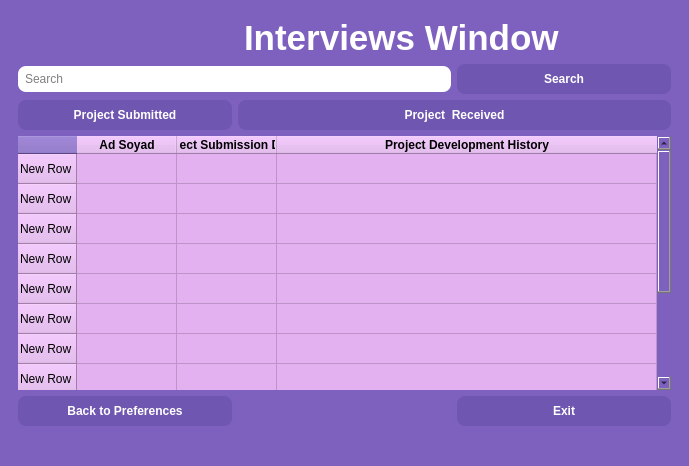
Before: the Qt Designer form ui/interviews.ui in KursaDSc/Python-Module-Week7, drawn with Qt 5.
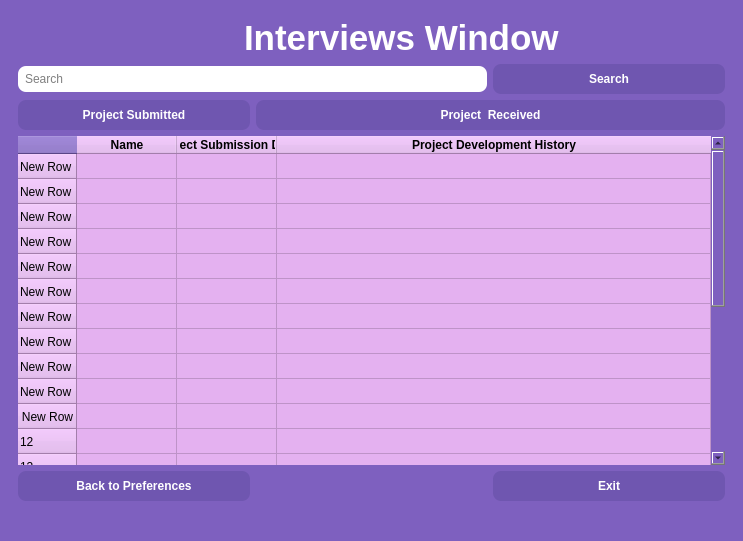
After: the same form once the commit is applied. Icons and pictures are not drawn.

What changed in the file:
```diff
--- a/ui/interviews.ui
+++ b/ui/interviews.ui
@@ -9,8 +9,8 @@
    <rect>
     <x>0</x>
     <y>0</y>
-    <width>689</width>
-    <height>466</height>
+    <width>743</width>
+    <height>541</height>
    </rect>
   </property>
   <property name="sizePolicy">
@@ -778,19 +778,61 @@
          <property name="enabled">
           <bool>true</bool>
          </property>
+         <property name="minimumSize">
+          <size>
+           <width>0</width>
+           <height>0</height>
+          </size>
+         </property>
+         <property name="sizeIncrement">
+          <size>
+           <width>0</width>
+           <height>0</height>
+          </size>
+         </property>
+         <property name="mouseTracking">
+          <bool>true</bool>
+         </property>
          <property name="acceptDrops">
           <bool>false</bool>
          </property>
+         <property name="layoutDirection">
+          <enum>Qt::LeftToRight</enum>
+         </property>
          <property name="styleSheet">
           <string notr="true">border-radius: 8px;
 background-color: rgb(228, 177, 240);</string>
          </property>
+         <property name="locale">
+          <locale language="Turkish" country="Turkey"/>
+         </property>
+         <property name="frameShadow">
+          <enum>QFrame::Raised</enum>
+         </property>
+         <property name="lineWidth">
+          <number>31</number>
+         </property>
+         <property name="midLineWidth">
+          <number>0</number>
+         </property>
+         <property name="horizontalScrollBarPolicy">
+          <enum>Qt::ScrollBarAsNeeded</enum>
+         </property>
+         <property name="sizeAdjustPolicy">
+          <enum>QAbstractScrollArea::AdjustToContentsOnFirstShow</enum>
+         </property>
          <property name="gridStyle">
           <enum>Qt::CustomDashLine</enum>
          </property>
          <property name="sortingEnabled">
           <bool>true</bool>
          </property>
+         <property name="rowCount">
+          <number>23</number>
+         </property>
+         <attribute name="horizontalHeaderMinimumSectionSize">
+          <number>50</number>
+         </attribute>
          <attribute name="horizontalHeaderShowSortIndicator" stdset="0">
           <bool>true</bool>
          </attribute>
@@ -800,11 +842,17 @@
          <attribute name="verticalHeaderCascadingSectionResizes">
           <bool>true</bool>
          </attribute>
+         <attribute name="verticalHeaderDefaultSectionSize">
+          <number>25</number>
+         </attribute>
+         <attribute name="verticalHeaderMinimumSectionSize">
+          <number>25</number>
+         </attribute>
          <attribute name="verticalHeaderShowSortIndicator" stdset="0">
-          <bool>false</bool>
+          <bool>true</bool>
          </attribute>
          <attribute name="verticalHeaderStretchLastSection">
-          <bool>true</bool>
+          <bool>false</bool>
          </attribute>
          <row>
           <property name="text">
@@ -864,9 +912,21 @@
            <set>AlignCenter</set>
           </property>
          </row>
+         <row/>
+         <row/>
+         <row/>
+         <row/>
+         <row/>
+         <row/>
+         <row/>
+         <row/>
+         <row/>
+         <row/>
+         <row/>
+         <row/>
          <column>
           <property name="text">
-           <string>Ad Soyad</string>
+           <string>Name</string>
           </property>
           <property name="font">
            <font>
```
